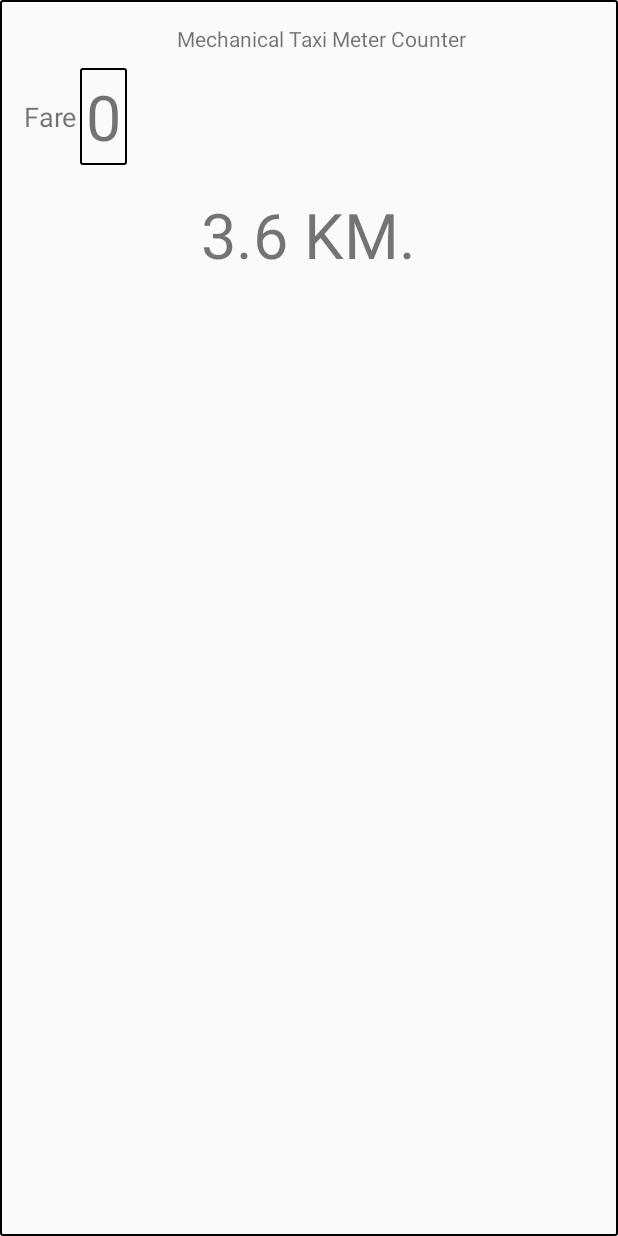
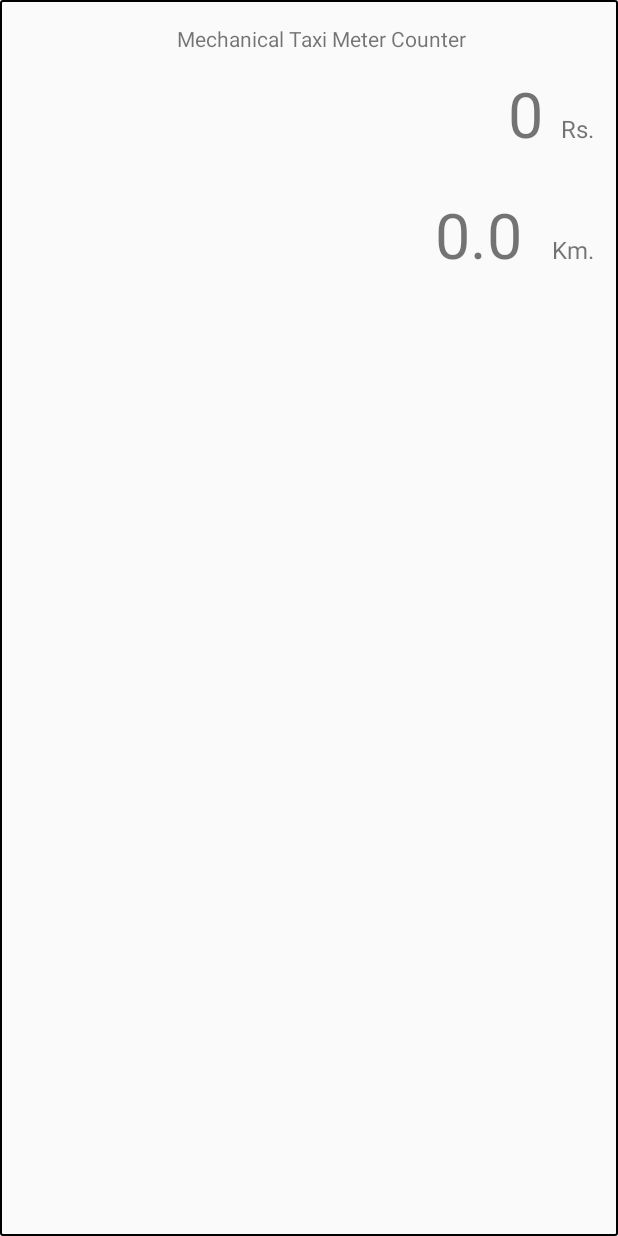
Before and after one commit to hardik-bambhania/AutoMeter, an Android app: the layout fragment_meter_reading.xml on its own in the app's theme, with its tools: preview values and no code run, on a phone screen of 412 x 824 dp. Run offline under Robolectric (Android 15) with nearby library versions, the phone set to English and light mode, and no system bars.

Commit message:
Fare calculation.

```diff
--- a/app/src/main/java/com/rh/msu/autometer/ui/fragment/MeterReadingFragment.java
+++ b/app/src/main/java/com/rh/msu/autometer/ui/fragment/MeterReadingFragment.java
@@ -21,6 +21,7 @@ import java.text.NumberFormat;
 public class MeterReadingFragment extends Fragment {
 
     TextView mTxtDistance;
+    TextView mTxtFare;
 
     public MeterReadingFragment() {
         // Required empty public constructor
@@ -33,7 +34,7 @@ public class MeterReadingFragment extends Fragment {
         // Inflate the layout for this fragment
         View view = inflater.inflate(R.layout.fragment_meter_reading, container, false);
         mTxtDistance = (TextView) view.findViewById(R.id.txt_distance);
-        mTxtDistance.setText("0");
+        mTxtFare = (TextView) view.findViewById(R.id.txt_fare);
         TripApplication.getInstance().getEventBus().register(this);
         return view;
     }
@@ -46,10 +47,57 @@ public class MeterReadingFragment extends Fragment {
 
     @Subscribe
     public void getMessage(Double distance) {
+
+        displayDistance(distance);
+
+        displayFare(distance);
+    }
+
+    /**
+     * Display distance
+     *
+     * @param distance distance in meter
+     */
+    private void displayDistance(Double distance) {
+
+        distance = distance / 1000;   //Convert into KM
+
         NumberFormat formatter = new DecimalFormat("#0.0");
         if (distance > 0) {
             mTxtDistance.setText("" + formatter.format(distance));
         }
     }
 
+
+    /**
+     * Dis[lay fare
+     *
+     * @param distance distance in meter
+     */
+    private void displayFare(double distance) {
+
+        double fare = calculateFare(distance);
+
+        NumberFormat formatter = new DecimalFormat("#0.0");
+        mTxtFare.setText("" + formatter.format(fare));
+
+    }
+
+    private double calculateFare(double distance) {
+        double fare = 12;
+
+        double baseDistance = 1200;
+
+        double traveled = distance - baseDistance;
+
+
+        if (traveled < 0) {
+            fare = 12;
+        } else {
+            fare = fare + (traveled / 200) + 1.60;
+        }
+
+        return fare;
+    }
+
 }
--- a/app/src/main/res/layout/fragment_meter_reading.xml
+++ b/app/src/main/res/layout/fragment_meter_reading.xml
@@ -16,73 +16,54 @@
 
     <LinearLayout
         android:id="@+id/layout_fare"
-        android:layout_marginLeft="16dp"
         android:layout_width="match_parent"
         android:layout_height="wrap_content"
+        android:gravity="right"
         android:orientation="horizontal">
 
         <TextView
             android:id="@+id/txt_fare"
             android:layout_width="wrap_content"
-            android:layout_height="match_parent"
-            android:gravity="center"
-            android:text="Fare"
-            android:textSize="18sp" />
-
-        <TextView
-            android:id="@+id/txt_read_4"
-            android:layout_width="wrap_content"
             android:layout_height="wrap_content"
-            android:layout_margin="2dp"
-            android:layout_marginLeft="16dp"
-            android:background="@drawable/square_shape"
-            android:gravity="center"
-            android:padding="4dp"
-            android:text="0"
-            android:textSize="42sp" />
-
-        <!--        <TextView
-                    android:id="@+id/txt_read_3"
-                    android:layout_width="wrap_content"
-                    android:layout_height="wrap_content"
-                    android:layout_margin="2dp"
-                    android:background="@drawable/square_shape"
-                    android:gravity="center"
+            android:layout_marginLeft="8dp"
             android:padding="4dp"
             android:text="0"
             android:textSize="42sp" />
 
         <TextView
-                    android:id="@+id/txt_read_2"
             android:layout_width="wrap_content"
             android:layout_height="wrap_content"
-                    android:layout_margin="2dp"
-                    android:background="@drawable/square_shape"
-                    android:gravity="center"
-                    android:padding="4dp"
-                    android:text="0"
-                    android:textSize="42sp" />
-
-                <TextView
-                    android:id="@+id/txt_read_1"
-                    android:layout_width="wrap_content"
-                    android:layout_height="wrap_content"
-                    android:layout_margin="2dp"
-                    android:background="@drawable/square_shape"
-                    android:gravity="center"
-                    android:padding="4dp"
-                    android:text="0"
-                    android:textSize="42sp" />-->
+            android:layout_marginLeft="8dp"
+            android:layout_marginRight="16dp"
+            android:text="Rs."
+            android:textSize="16sp" />
 
     </LinearLayout>
+
+    <LinearLayout
+        android:layout_width="match_parent"
+        android:layout_height="wrap_content"
+        android:gravity="right">
 
         <TextView
             android:id="@+id/txt_distance"
             android:layout_width="wrap_content"
             android:layout_height="wrap_content"
-        android:layout_gravity="center_horizontal"
             android:layout_marginTop="16dp"
-        android:text="3.6 KM."
+            android:padding="4dp"
+            android:text="0.0"
             android:textSize="42sp" />
 
+        <TextView
+            android:layout_width="wrap_content"
+            android:layout_height="wrap_content"
+            android:layout_marginLeft="16dp"
+            android:layout_marginRight="16dp"
+            android:layout_marginTop="16dp"
+            android:text="Km."
+            android:textSize="16sp" />
+
     </LinearLayout>
+
+
+</LinearLayout>
```
Lines whose indentation alone changed are shown as unchanged.
